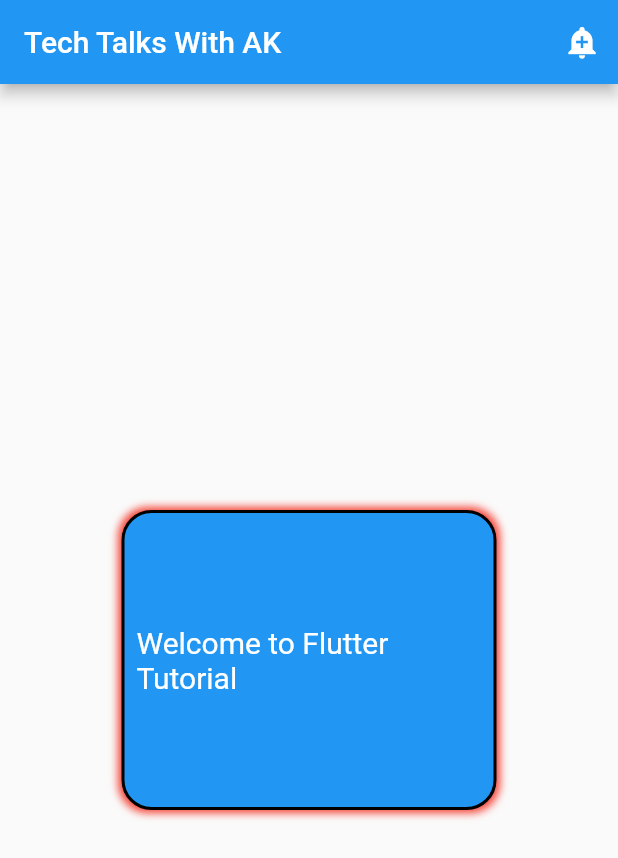
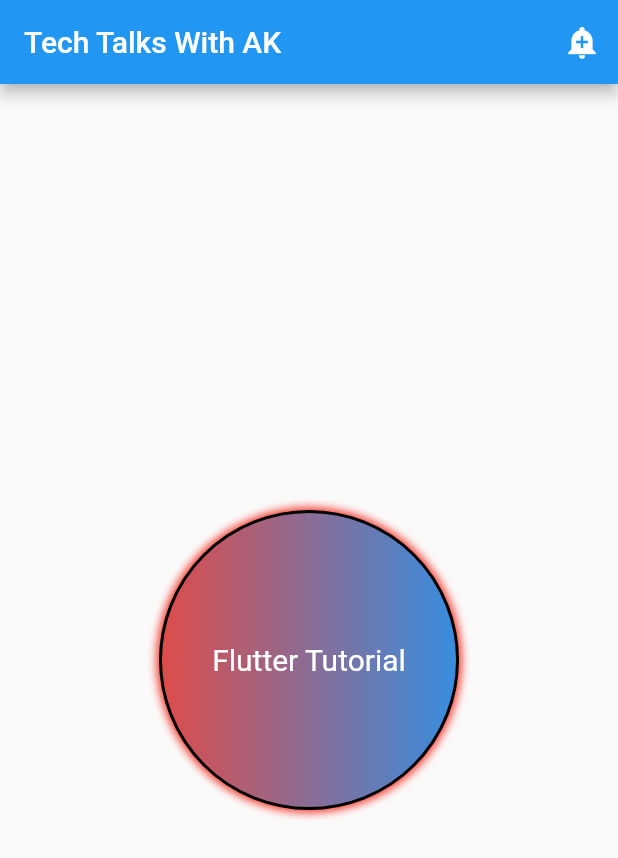
Before and after one commit to ArchitectAK/Complete-Flutter-Widgets-Tutorial, a Flutter app: the screen it shows after launch, on a phone screen of 412 x 824 dp. Shown: the top 858 px of the screen. Run offline on Flutter 3.47's test engine with Material 2 defaults, Android fonts, the phone set to English and light mode, and no system bars.

```diff
--- a/lib/5-container/ContainerDemo.dart
+++ b/lib/5-container/ContainerDemo.dart
@@ -35,19 +35,29 @@ class ContainerDemo extends StatelessWidget {
               height: 200,
               width: 250,
               decoration: BoxDecoration(
-                color: Colors.blue,
-                border: Border.all(color: Colors.black, width: 2.0, style: BorderStyle.solid),
-                  borderRadius: BorderRadius.all(Radius.circular(20.0)),
+                // color: Colors.blue,
+                  border: Border.all(color: Colors.black,
+                      width: 2.0,
+                      style: BorderStyle.solid),
+                  // borderRadius: BorderRadius.all(Radius.circular(20.0)),
                   boxShadow: [
                     BoxShadow(
                       color: Colors.red,
                       blurRadius: 4.0,
                       spreadRadius: 2.0,
                     )
-                ]
+                  ],
+                  gradient: LinearGradient(
+                      begin: Alignment.centerLeft,
+                      end: Alignment.centerRight,
+                      colors: [
+                        Colors.red,
+                        Colors.blue,
+                      ]),
+                  shape: BoxShape.circle
               ),
               child: Text(
-                "Welcome to Flutter Tutorial",
+                "Flutter Tutorial",
                 style: TextStyle(fontSize: 20, color: Colors.white),
               )),
         ));
```
Lines whose indentation alone changed are shown as unchanged.
